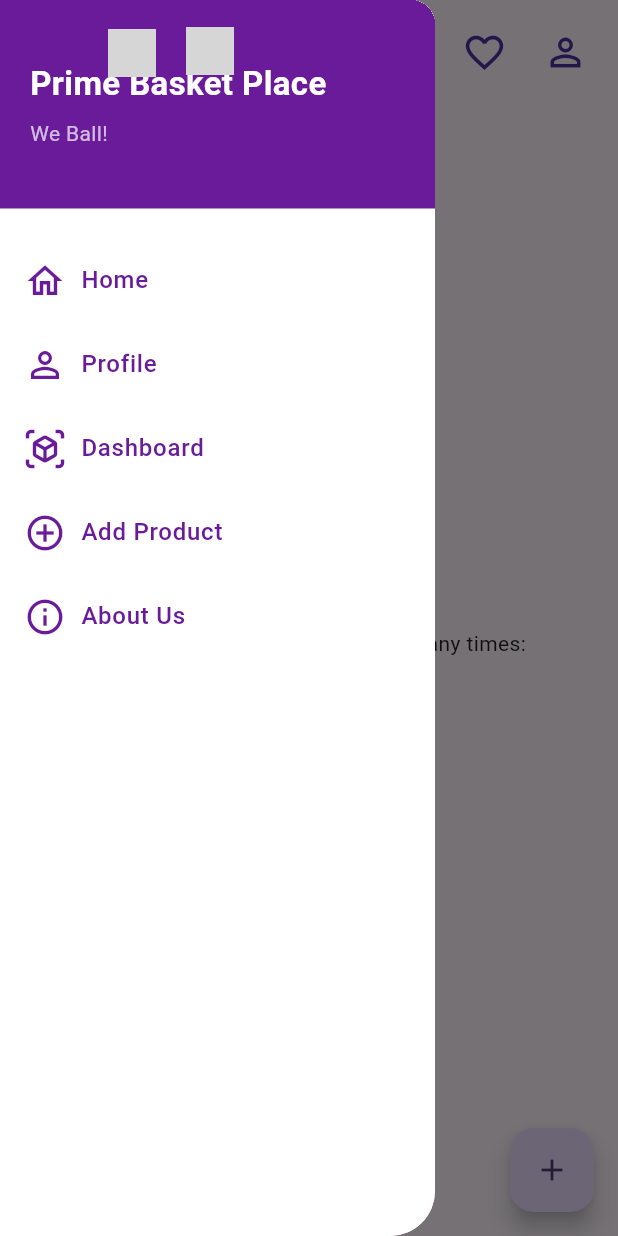
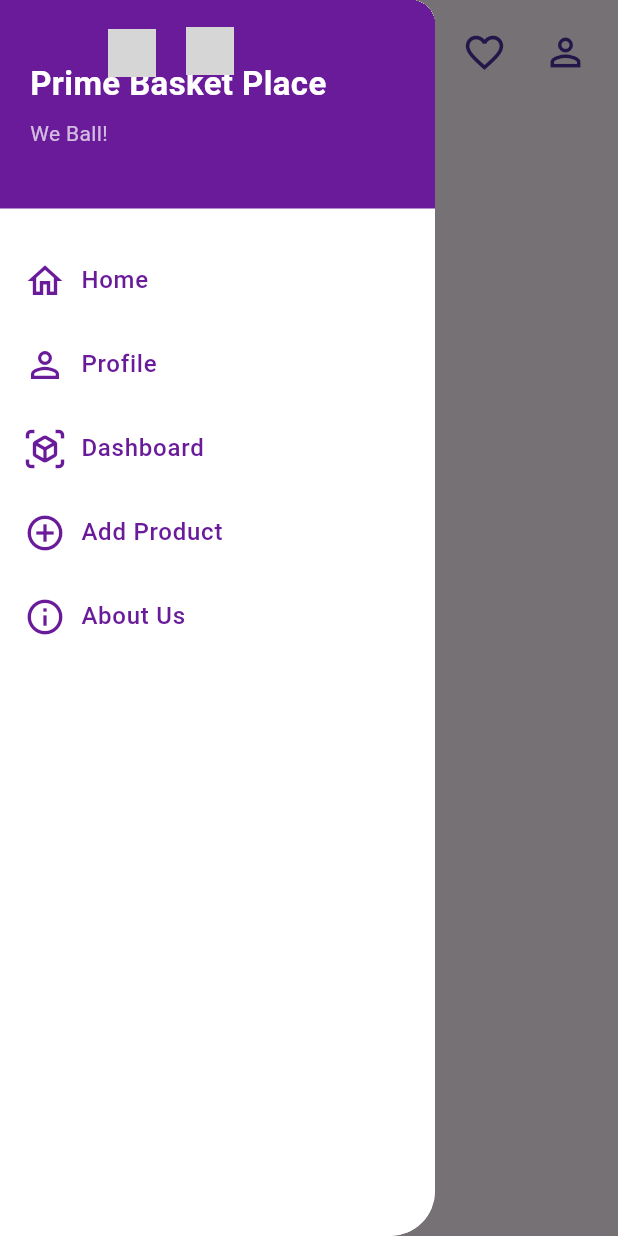
Before and after one commit to pbp-kelompok-a10/Prime-Basket-Place-Mobile, a Flutter app: the screen it shows after launch, with the side drawer open, on a phone screen of 412 x 824 dp. Run offline on Flutter 3.47's test engine with Material 3 defaults, Android fonts, the light colour scheme and no system bars; missing offline and left inert: pbp_django_auth; grey boxes are pictures that could not be loaded.

Commit message:
Blank Homepage w/ appbar & drawer

```diff
--- a/lib/homepage/screens/homepage.dart
+++ b/lib/homepage/screens/homepage.dart
@@ -1,14 +1,20 @@
 import 'package:flutter/material.dart';
-import 'package:Prime-Basket-Place-Mobile/custom/custom_app_bar.dart';
+import 'package:prime_basket_place_mobile/custom/custom_app_bar.dart';
+import 'package:prime_basket_place_mobile/custom/custom_drawer.dart';
 
 class Homepage extends StatelessWidget {
-	Homepage({super.key});
+	const Homepage({super.key});
 
 	@override
 	Widget build(BuildContext context) {
 		return Scaffold(
-			appBar: CustomShopAppBar();
-			body:
+			appBar: CustomShopAppBar(),
+			drawer: LeftDrawer(),
+			body: Padding(
+				padding: const EdgeInsets.all(8.0),
+
+			),
+
 		);
 	}
 }
--- a/lib/main.dart
+++ b/lib/main.dart
@@ -1,7 +1,5 @@
 import 'package:flutter/material.dart';
-import 'package:prime_basket_place_mobile/custom/custom_app_bar.dart';
-import 'package:prime_basket_place_mobile/custom/custom_drawer.dart';
-
+import 'package:prime_basket_place_mobile/homepage/screens/homepage.dart';
 void main() {
   runApp(const MyApp());
 }
@@ -13,7 +11,7 @@
   @override
   Widget build(BuildContext context) {
     return MaterialApp(
-      title: 'Flutter Demo',
+      title: 'Prime Basket Place Mobile',
       theme: ThemeData(
         // This is the theme of your application.
         //
@@ -32,86 +30,7 @@
         // tested with just a hot reload.
         colorScheme: ColorScheme.fromSeed(seedColor: Colors.deepPurple),
       ),
-      home: const MyHomePage(title: 'Flutter Demo Home Page'),
+      home: const Homepage(),
     );
   }
 }
-
-class MyHomePage extends StatefulWidget {
-  const MyHomePage({super.key, required this.title});
-
-  // This widget is the home page of your application. It is stateful, meaning
-  // that it has a State object (defined below) that contains fields that affect
-  // how it looks.
-
-  // This class is the configuration for the state. It holds the values (in this
-  // case the title) provided by the parent (in this case the App widget) and
-  // used by the build method of the State. Fields in a Widget subclass are
-  // always marked "final".
-
-  final String title;
-
-  @override
-  State<MyHomePage> createState() => _MyHomePageState();
-}
-
-class _MyHomePageState extends State<MyHomePage> {
-  int _counter = 0;
-
-  void _incrementCounter() {
-    setState(() {
-      // This call to setState tells the Flutter framework that something has
-      // changed in this State, which causes it to rerun the build method below
-      // so that the display can reflect the updated values. If we changed
-      // _counter without calling setState(), then the build method would not be
-      // called again, and so nothing would appear to happen.
-      _counter++;
-    });
-  }
-
-  @override
-  Widget build(BuildContext context) {
-    // This method is rerun every time setState is called, for instance as done
-    // by the _incrementCounter method above.
-    //
-    // The Flutter framework has been optimized to make rerunning build methods
-    // fast, so that you can just rebuild anything that needs updating rather
-    // than having to individually change instances of widgets.
-    return Scaffold(
-      appBar: CustomShopAppBar(),
-      drawer: LeftDrawer(),
-      body: Center(
-        // Center is a layout widget. It takes a single child and positions it
-        // in the middle of the parent.
-        child: Column(
-          // Column is also a layout widget. It takes a list of children and
-          // arranges them vertically. By default, it sizes itself to fit its
-          // children horizontally, and tries to be as tall as its parent.
-          //
-          // Column has various properties to control how it sizes itself and
-          // how it positions its children. Here we use mainAxisAlignment to
-          // center the children vertically; the main axis here is the vertical
-          // axis because Columns are vertical (the cross axis would be
-          // horizontal).
-          //
-          // TRY THIS: Invoke "debug painting" (choose the "Toggle Debug Paint"
-          // action in the IDE, or press "p" in the console), to see the
-          // wireframe for each widget.
-          mainAxisAlignment: MainAxisAlignment.center,
-          children: <Widget>[
-            const Text('You have pushed the button this many times:'),
-            Text(
-              '$_counter',
-              style: Theme.of(context).textTheme.headlineMedium,
-            ),
-          ],
-        ),
-      ),
-      floatingActionButton: FloatingActionButton(
-        onPressed: _incrementCounter,
-        tooltip: 'Increment',
-        child: const Icon(Icons.add),
-      ), // This trailing comma makes auto-formatting nicer for build methods.
-    );
-  }
-}
```
